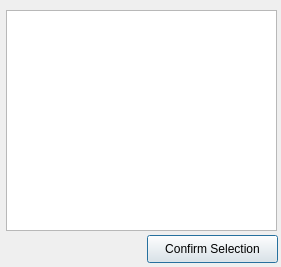
The window that musicDatabase/selectplaylistdialog.ui (cole1717/MusicDatabase) describes before a commit, drawn with Qt 5.
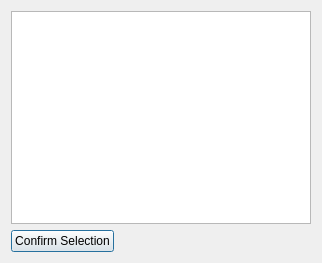
The same window after the commit.

What changed in the file:
```diff
--- a/musicDatabase/selectplaylistdialog.ui
+++ b/musicDatabase/selectplaylistdialog.ui
@@ -6,36 +6,32 @@
    <rect>
     <x>0</x>
     <y>0</y>
-    <width>281</width>
-    <height>267</height>
+    <width>322</width>
+    <height>263</height>
    </rect>
   </property>
   <property name="windowTitle">
    <string>Dialog</string>
   </property>
-  <widget class="QTableView" name="tableView">
-   <property name="geometry">
-    <rect>
-     <x>6</x>
-     <y>10</y>
-     <width>271</width>
-     <height>221</height>
-    </rect>
-   </property>
-  </widget>
+  <layout class="QVBoxLayout" name="verticalLayout">
+   <item>
+    <layout class="QFormLayout" name="formLayout">
+     <item row="0" column="0" colspan="2">
+      <widget class="QTableView" name="tableView"/>
+     </item>
+     <item row="1" column="0">
   <widget class="QPushButton" name="confirmSelectionButton">
-   <property name="geometry">
-    <rect>
-     <x>147</x>
-     <y>235</y>
-     <width>131</width>
-     <height>28</height>
-    </rect>
+       <property name="layoutDirection">
+        <enum>Qt::RightToLeft</enum>
    </property>
    <property name="text">
     <string>Confirm Selection</string>
    </property>
   </widget>
+     </item>
+    </layout>
+   </item>
+  </layout>
  </widget>
  <resources/>
  <connections/>
```
Lines whose indentation alone changed are shown as unchanged.
